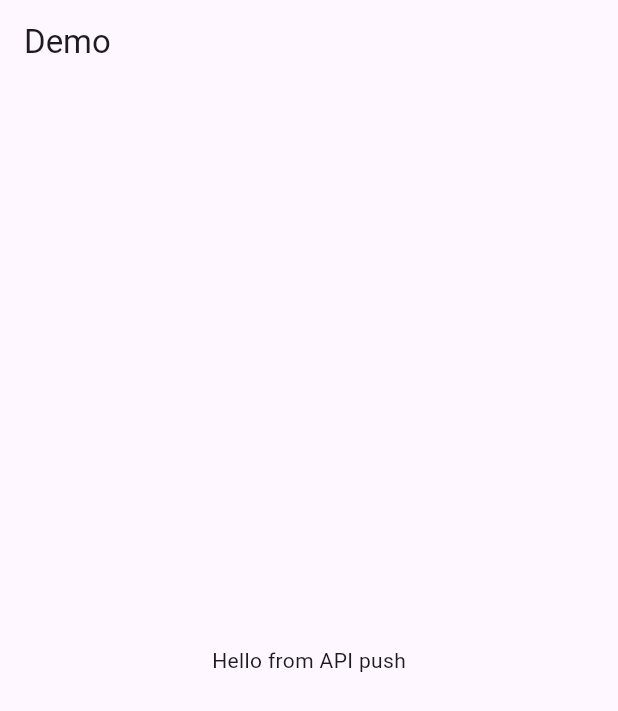
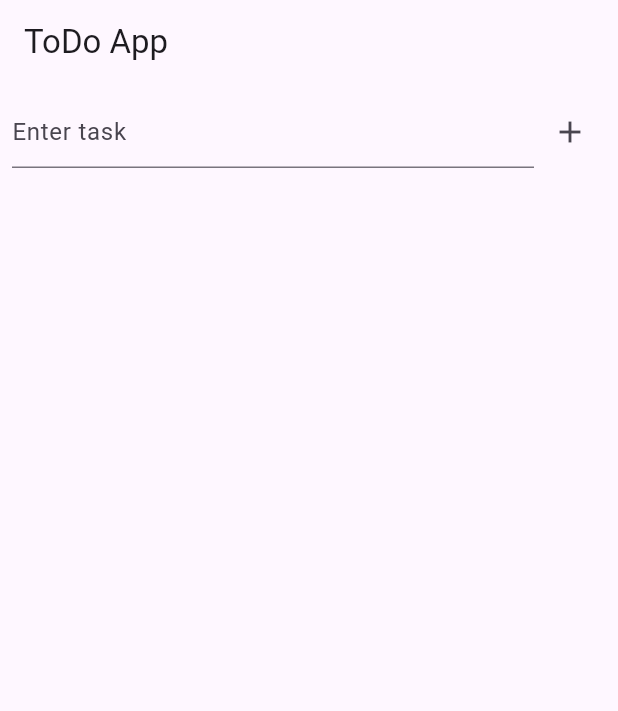
Before and after one commit to truongdothienhoang/flutter-build-demo, a Flutter app: the screen it shows after launch, on a phone screen of 412 x 824 dp. Shown: the top 711 px of the screen. Run offline on Flutter 3.47's test engine with Material 3 defaults, Android fonts, the light colour scheme and no system bars.

Commit message:
Update main.dart via API

```diff
--- a/lib/main.dart
+++ b/lib/main.dart
@@ -1,19 +1,78 @@
 import 'package:flutter/material.dart';
 
-void main() {
-  runApp(const MyApp());
+void main() => runApp(TodoApp());
+
+class TodoApp extends StatelessWidget {
+  @override
+  Widget build(BuildContext context) {
+    return MaterialApp(
+      home: TodoHome(),
+    );
+  }
 }
 
-class MyApp extends StatelessWidget {
-  const MyApp({super.key});
+class TodoHome extends StatefulWidget {
+  @override
+  _TodoHomeState createState() => _TodoHomeState();
+}
+
+class _TodoHomeState extends State<TodoHome> {
+  final List<String> _tasks = [];
+  final TextEditingController _controller = TextEditingController();
+
+  void _addTask() {
+    if (_controller.text.isNotEmpty) {
+      setState(() {
+        _tasks.add(_controller.text);
+        _controller.clear();
+      });
+    }
+  }
+
+  void _removeTask(int index) {
+    setState(() {
+      _tasks.removeAt(index);
+    });
+  }
 
   @override
   Widget build(BuildContext context) {
-    return MaterialApp(
-      title: 'Flutter Demo',
-      home: Scaffold(
-        appBar: AppBar(title: const Text('Demo')),
-        body: const Center(child: Text('Hello from API push')),
+    return Scaffold(
+      appBar: AppBar(title: Text('ToDo App')),
+      body: Column(
+        children: [
+          Padding(
+            padding: const EdgeInsets.all(8.0),
+            child: Row(
+              children: [
+                Expanded(
+                  child: TextField(
+                    controller: _controller,
+                    decoration: InputDecoration(hintText: 'Enter task'),
+                  ),
+                ),
+                IconButton(
+                  icon: Icon(Icons.add),
+                  onPressed: _addTask,
+                ),
+              ],
+            ),
+          ),
+          Expanded(
+            child: ListView.builder(
+              itemCount: _tasks.length,
+              itemBuilder: (context, index) {
+                return ListTile(
+                  title: Text(_tasks[index]),
+                  trailing: IconButton(
+                    icon: Icon(Icons.delete),
+                    onPressed: () => _removeTask(index),
+                  ),
+                );
+              },
+            ),
+          ),
+        ],
       ),
     );
   }
```
